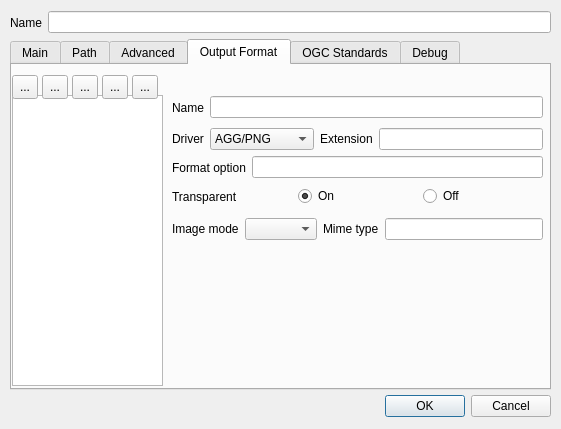
Before: the Qt Designer form ui/mapSetting.ui in guardeivid/MapfileEditor, drawn with Qt 5.
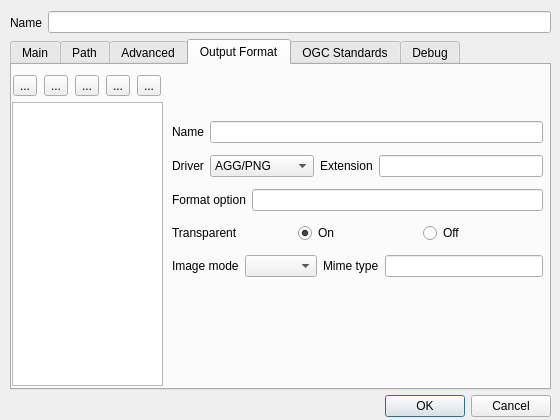
After: the same form once the commit is applied. The open tabs and pages were chosen to show the change. Icons and pictures are not drawn. Custom widgets are drawn as their Qt base class.

The edit to the form file:
```diff
--- a/ui/mapSetting.ui
+++ b/ui/mapSetting.ui
@@ -9,10 +9,28 @@
    <rect>
     <x>0</x>
     <y>0</y>
-    <width>561</width>
-    <height>429</height>
+    <width>560</width>
+    <height>420</height>
    </rect>
   </property>
+  <property name="minimumSize">
+   <size>
+    <width>560</width>
+    <height>420</height>
+   </size>
+  </property>
+  <property name="maximumSize">
+   <size>
+    <width>560</width>
+    <height>420</height>
+   </size>
+  </property>
+  <property name="baseSize">
+   <size>
+    <width>560</width>
+    <height>420</height>
+   </size>
+  </property>
   <property name="windowTitle">
    <string>Map Setting</string>
   </property>
@@ -1060,61 +1078,91 @@
     <attribute name="toolTip">
      <string>&lt;html&gt;&lt;head/&gt;&lt;body&gt;&lt;p&gt;Managing custom output formats.&lt;/p&gt;&lt;/body&gt;&lt;/html&gt;</string>
     </attribute>
-    <widget class="QListWidget" name="mf_outputformat_list">
+    <widget class="QWidget" name="">
      <property name="geometry">
       <rect>
        <x>0</x>
-       <y>30</y>
+       <y>10</y>
        <width>151</width>
-       <height>291</height>
+       <height>311</height>
       </rect>
      </property>
-    </widget>
-    <widget class="QWidget" name="layoutWidget">
-     <property name="geometry">
-      <rect>
-       <x>160</x>
-       <y>120</y>
-       <width>371</width>
-       <height>23</height>
-      </rect>
-     </property>
-     <layout class="QHBoxLayout" name="horizontalLayout_14">
+     <layout class="QVBoxLayout" name="verticalLayout_3">
+      <item>
+       <layout class="QHBoxLayout" name="horizontalLayout_31">
+        <item>
+         <widget class="QToolButton" name="outputformat_reset">
+          <property name="text">
+           <string>...</string>
+          </property>
+          <property name="icon">
+           <iconset>
+            <normaloff>../../../../../../../../../usr/share/icons/oxygen/16x16/actions/draw-eraser.png</normaloff>../../../../../../../../../usr/share/icons/oxygen/16x16/actions/draw-eraser.png</iconset>
+          </property>
+         </widget>
+        </item>
+        <item>
+         <widget class="QToolButton" name="outputformat_delete">
+          <property name="text">
+           <string>...</string>
+          </property>
+          <property name="icon">
+           <iconset>
+            <normaloff>../../../../../../../../../usr/share/icons/oxygen/16x16/actions/document-close.png</normaloff>../../../../../../../../../usr/share/icons/oxygen/16x16/actions/document-close.png</iconset>
+          </property>
+         </widget>
+        </item>
       <item>
-       <widget class="QLabel" name="mf_outputformat_transparent_label">
+         <widget class="QToolButton" name="outputformat_import">
         <property name="text">
-         <string>Transparent</string>
-        </property>
+           <string>...</string>
+          </property>
+          <property name="icon">
+           <iconset>
+            <normaloff>../../../../../../../../../usr/share/icons/oxygen/16x16/actions/document-import.png</normaloff>../../../../../../../../../usr/share/icons/oxygen/16x16/actions/document-import.png</iconset>
+          </property>
        </widget>
       </item>
       <item>
-       <widget class="QRadioButton" name="mf_outputformat_transparent_on">
+         <widget class="QToolButton" name="outputformat_new">
         <property name="text">
-         <string>On</string>
-        </property>
-        <property name="checked">
-         <bool>true</bool>
+           <string>...</string>
+          </property>
+          <property name="icon">
+           <iconset>
+            <normaloff>../../../../../../../../../usr/share/icons/oxygen/16x16/actions/document-new.png</normaloff>../../../../../../../../../usr/share/icons/oxygen/16x16/actions/document-new.png</iconset>
         </property>
        </widget>
       </item>
       <item>
-       <widget class="QRadioButton" name="mf_outputformat_transparent_off">
+         <widget class="QToolButton" name="outputformat_edit">
         <property name="text">
-         <string>Off</string>
-        </property>
+           <string>...</string>
+          </property>
+          <property name="icon">
+           <iconset>
+            <normaloff>../../../../../../../../../usr/share/icons/oxygen/16x16/actions/document-edit.png</normaloff>../../../../../../../../../usr/share/icons/oxygen/16x16/actions/document-edit.png</iconset>
+          </property>
        </widget>
       </item>
      </layout>
+      </item>
+      <item>
+       <widget class="QListWidget" name="mf_outputformat_list"/>
+      </item>
+     </layout>
     </widget>
-    <widget class="QWidget" name="layoutWidget">
+    <widget class="QWidget" name="">
      <property name="geometry">
       <rect>
        <x>160</x>
-       <y>30</y>
+       <y>50</y>
        <width>371</width>
-       <height>25</height>
+       <height>171</height>
       </rect>
      </property>
+     <layout class="QVBoxLayout" name="verticalLayout_4">
+      <item>
      <layout class="QHBoxLayout" name="horizontalLayout_20">
       <item>
        <widget class="QLabel" name="mf_outputformat_name_label">
@@ -1127,38 +1175,8 @@
        <widget class="QLineEdit" name="mf_outputformat_name"/>
       </item>
      </layout>
-    </widget>
-    <widget class="QWidget" name="layoutWidget">
-     <property name="geometry">
-      <rect>
-       <x>160</x>
-       <y>90</y>
-       <width>371</width>
-       <height>25</height>
-      </rect>
-     </property>
-     <layout class="QHBoxLayout" name="horizontalLayout_23">
-      <item>
-       <widget class="QLabel" name="mf_outputformat_options_label">
-        <property name="text">
-         <string>Format option</string>
-        </property>
-       </widget>
       </item>
       <item>
-       <widget class="QLineEdit" name="mf_outputformat_options"/>
-      </item>
-     </layout>
-    </widget>
-    <widget class="QWidget" name="layoutWidget">
-     <property name="geometry">
-      <rect>
-       <x>160</x>
-       <y>60</y>
-       <width>371</width>
-       <height>28</height>
-      </rect>
-     </property>
      <layout class="QHBoxLayout" name="horizontalLayout_26">
       <item>
        <layout class="QHBoxLayout" name="horizontalLayout_25">
@@ -1225,16 +1243,50 @@
        </layout>
       </item>
      </layout>
-    </widget>
-    <widget class="QWidget" name="layoutWidget">
-     <property name="geometry">
-      <rect>
-       <x>160</x>
-       <y>150</y>
-       <width>371</width>
-       <height>28</height>
-      </rect>
-     </property>
+      </item>
+      <item>
+       <layout class="QHBoxLayout" name="horizontalLayout_23">
+        <item>
+         <widget class="QLabel" name="mf_outputformat_options_label">
+          <property name="text">
+           <string>Format option</string>
+          </property>
+         </widget>
+        </item>
+        <item>
+         <widget class="QLineEdit" name="mf_outputformat_options"/>
+        </item>
+       </layout>
+      </item>
+      <item>
+       <layout class="QHBoxLayout" name="horizontalLayout_14">
+        <item>
+         <widget class="QLabel" name="mf_outputformat_transparent_label">
+          <property name="text">
+           <string>Transparent</string>
+          </property>
+         </widget>
+        </item>
+        <item>
+         <widget class="QRadioButton" name="mf_outputformat_transparent_on">
+          <property name="text">
+           <string>On</string>
+          </property>
+          <property name="checked">
+           <bool>true</bool>
+          </property>
+         </widget>
+        </item>
+        <item>
+         <widget class="QRadioButton" name="mf_outputformat_transparent_off">
+          <property name="text">
+           <string>Off</string>
+          </property>
+         </widget>
+        </item>
+       </layout>
+      </item>
+      <item>
      <layout class="QHBoxLayout" name="horizontalLayout_27">
       <item>
        <layout class="QHBoxLayout" name="horizontalLayout_22">
@@ -1265,91 +1317,8 @@
        </layout>
       </item>
      </layout>
-    </widget>
-    <widget class="QToolButton" name="outputformat_reset">
-     <property name="geometry">
-      <rect>
-       <x>0</x>
-       <y>10</y>
-       <width>26</width>
-       <height>24</height>
-      </rect>
-     </property>
-     <property name="text">
-      <string>...</string>
-     </property>
-     <property name="icon">
-      <iconset>
-       <normaloff>../../../../../../../../../usr/share/icons/oxygen/16x16/actions/draw-eraser.png</normaloff>../../../../../../../../../usr/share/icons/oxygen/16x16/actions/draw-eraser.png</iconset>
-     </property>
-    </widget>
-    <widget class="QToolButton" name="outputformat_delete">
-     <property name="geometry">
-      <rect>
-       <x>30</x>
-       <y>10</y>
-       <width>26</width>
-       <height>24</height>
-      </rect>
-     </property>
-     <property name="text">
-      <string>...</string>
-     </property>
-     <property name="icon">
-      <iconset>
-       <normaloff>../../../../../../../../../usr/share/icons/oxygen/16x16/actions/document-close.png</normaloff>../../../../../../../../../usr/share/icons/oxygen/16x16/actions/document-close.png</iconset>
-     </property>
-    </widget>
-    <widget class="QToolButton" name="outputformat_import">
-     <property name="geometry">
-      <rect>
-       <x>60</x>
-       <y>10</y>
-       <width>26</width>
-       <height>24</height>
-      </rect>
-     </property>
-     <property name="text">
-      <string>...</string>
-     </property>
-     <property name="icon">
-      <iconset>
-       <normaloff>../../../../../../../../../usr/share/icons/oxygen/16x16/actions/document-import.png</normaloff>../../../../../../../../../usr/share/icons/oxygen/16x16/actions/document-import.png</iconset>
-     </property>
-    </widget>
-    <widget class="QToolButton" name="outputformat_new">
-     <property name="geometry">
-      <rect>
-       <x>90</x>
-       <y>10</y>
-       <width>26</width>
-       <height>24</height>
-      </rect>
-     </property>
-     <property name="text">
-      <string>...</string>
-     </property>
-     <property name="icon">
-      <iconset>
-       <normaloff>../../../../../../../../../usr/share/icons/oxygen/16x16/actions/document-new.png</normaloff>../../../../../../../../../usr/share/icons/oxygen/16x16/actions/document-new.png</iconset>
-     </property>
-    </widget>
-    <widget class="QToolButton" name="outputformat_edit">
-     <property name="geometry">
-      <rect>
-       <x>120</x>
-       <y>10</y>
-       <width>26</width>
-       <height>24</height>
-      </rect>
-     </property>
-     <property name="text">
-      <string>...</string>
-     </property>
-     <property name="icon">
-      <iconset>
-       <normaloff>../../../../../../../../../usr/share/icons/oxygen/16x16/actions/document-edit.png</normaloff>../../../../../../../../../usr/share/icons/oxygen/16x16/actions/document-edit.png</iconset>
-     </property>
+      </item>
+     </layout>
     </widget>
    </widget>
    <widget class="QWidget" name="ogcTabForm">
```
Lines whose indentation alone changed are shown as unchanged.
